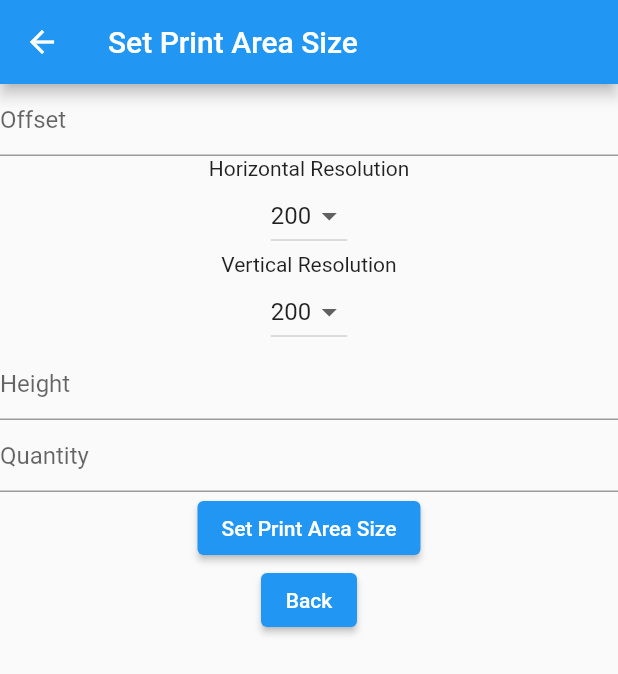
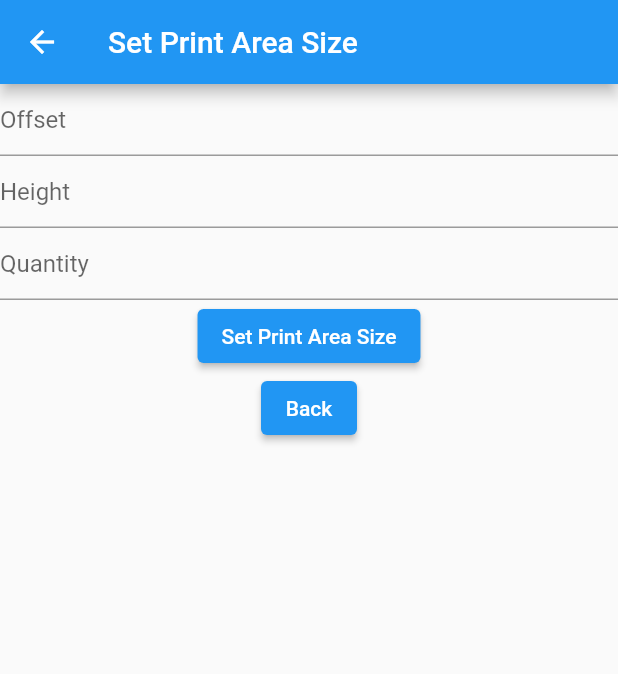
Before and after one commit to gogovan/flutter-label-printer, a Flutter app: the SetPrintAreaSize screen opened directly, on a phone screen of 412 x 824 dp. Shown: the top 674 px of the screen. Run offline on Flutter 3.47's test engine with Material 2 defaults, Android fonts, the phone set to English and light mode, and no system bars; our stand-ins replace image_picker, plugin_platform_interface.

Commit message:
remove resolution, printer does not respond to setting

```diff
--- a/example/lib/set_print_area_size.dart
+++ b/example/lib/set_print_area_size.dart
@@ -13,16 +13,12 @@ class _SetPrintAreaSizeState extends State<SetPrintAreaSize> {
   final offsetController = TextEditingController();
   final heightController = TextEditingController();
   final quantityController = TextEditingController();
-  var hRes = HMA300LLabelResolution.res200;
-  var vRes = HMA300LLabelResolution.res200;
 
   Future<void> _onPressed(context) async {
     final scaffoldMessenger = ScaffoldMessenger.of(context);
     try {
       await MyApp.printer?.setPrintAreaSizeParams(HMA300LPrintAreaSizeParams(
         offset: int.parse(offsetController.text),
-        horizontalRes: hRes,
-        verticalRes: vRes,
         height: int.parse(heightController.text),
         quantity: int.parse(quantityController.text),
       ));
@@ -54,34 +50,6 @@ class _SetPrintAreaSizeState extends State<SetPrintAreaSize> {
                       keyboardType: TextInputType.number,
                       controller: offsetController,
                     ),
-                    const Text('Horizontal Resolution'),
-                    DropdownButton<HMA300LLabelResolution>(
-                      items: const [
-                        DropdownMenuItem(
-                            value: HMA300LLabelResolution.res100, child: Text('100')),
-                        DropdownMenuItem(
-                            value: HMA300LLabelResolution.res200, child: Text('200')),
-                      ],
-                      onChanged: (item) {
-                        hRes = item!;
-                        setState(() {});
-                      },
-                      value: hRes,
-                    ),
-                    const Text('Vertical Resolution'),
-                    DropdownButton<HMA300LLabelResolution>(
-                      items: const [
-                        DropdownMenuItem(
-                            value: HMA300LLabelResolution.res100, child: Text('100')),
-                        DropdownMenuItem(
-                            value: HMA300LLabelResolution.res200, child: Text('200')),
-                      ],
-                      onChanged: (item) {
-                        vRes = item!;
-                        setState(() {});
-                      },
-                      value: vRes,
-                    ),
                     TextField(
                       decoration: const InputDecoration(
                         hintText: 'Height',
--- a/lib/flutter_label_printer_method_channel.dart
+++ b/lib/flutter_label_printer_method_channel.dart
@@ -73,8 +73,6 @@ class MethodChannelFlutterLabelPrinter extends FlutterLabelPrinterPlatform {
       'hk.gogovan.label_printer.setPrintAreaSizeHMA300L',
       <String, dynamic>{
         'offset': params.offset,
-        'horizontalRes': params.horizontalRes,
-        'verticalRes': params.verticalRes,
         'height': params.height,
         'quantity': params.quantity,
       },
--- a/lib/printer/hm_a300l_classes.dart
+++ b/lib/printer/hm_a300l_classes.dart
@@ -1,16 +1,6 @@
 // ignore_for_file: no-magic-number, for enum codes and some default values.
 
 import 'package:flutter/foundation.dart';
-
-/// Resolution of printing in dpi (dots per inch).
-enum HMA300LLabelResolution {
-  res100(100),
-  res200(200);
-
-  const HMA300LLabelResolution(this.res);
-
-  final int res;
-}
 
 /// Rotation settings for Hanyin HM-A300L: values are angles in counterclockwise direction.
 enum HMA300LRotation90 {
@@ -150,20 +140,16 @@ enum HMA300LPrintImageMode {
 class HMA300LPrintAreaSizeParams {
   const HMA300LPrintAreaSizeParams({
     this.offset = 0,
-    this.horizontalRes = HMA300LLabelResolution.res200,
-    this.verticalRes = HMA300LLabelResolution.res200,
     required this.height,
     this.quantity = 1,
   });
 
   final int offset;
-  final HMA300LLabelResolution horizontalRes;
-  final HMA300LLabelResolution verticalRes;
   final int height;
   final int quantity;
 
   @override
-  String toString() => 'PrintAreaSizeParams{offset: $offset, horizontalRes: $horizontalRes, verticalRes: $verticalRes, height: $height, quantity: $quantity}';
+  String toString() => 'PrintAreaSizeParams{offset: $offset, height: $height, quantity: $quantity}';
 
   @override
   bool operator ==(Object other) =>
@@ -171,16 +157,12 @@ class HMA300LPrintAreaSizeParams {
       other is HMA300LPrintAreaSizeParams &&
           runtimeType == other.runtimeType &&
           offset == other.offset &&
-          horizontalRes == other.horizontalRes &&
-          verticalRes == other.verticalRes &&
           height == other.height &&
           quantity == other.quantity;
 
   @override
   int get hashCode =>
       offset.hashCode ^
-      horizontalRes.hashCode ^
-      verticalRes.hashCode ^
       height.hashCode ^
       quantity.hashCode;
 }
```
Also changed, not shown: lib/templating/printer_template/hm_a300l_printer_template.dart (+0 -13 lines).
